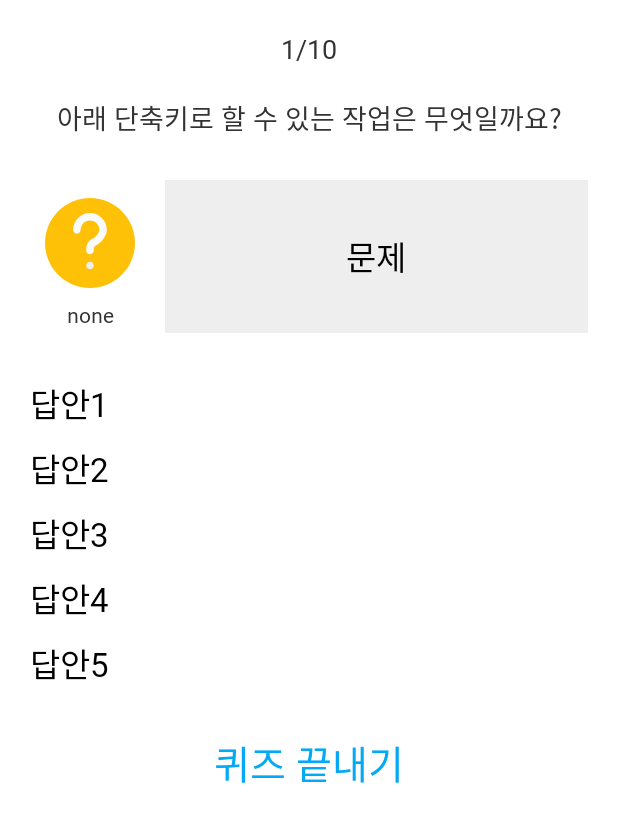
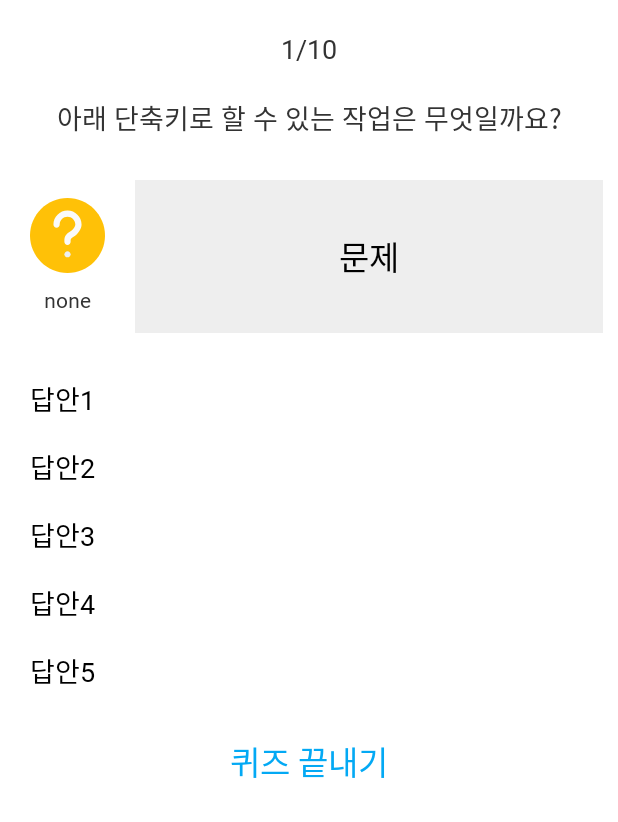
Before and after one commit to hrdkdh/shortcutLibraryAndroid, an Android app: the layout fragment_quiz.xml on its own in the app's theme, with its tools: preview values and no code run, on a phone screen of 412 x 824 dp. Shown: the top 822 px of the screen. Run offline under Robolectric (Android 15) with nearby library versions, the phone set to English and light mode, and no system bars.

Commit message:
200422 Ver. 1.0

```diff
--- a/app/build.gradle
+++ b/app/build.gradle
@@ -38,4 +38,5 @@ dependencies {
     androidTestImplementation 'androidx.test.ext:junit:1.1.1'
     androidTestImplementation 'androidx.test.espresso:espresso-core:3.2.0'
     implementation 'com.google.android.material:material:1.0.0'
+    implementation 'com.google.android.gms:play-services-ads:19.1.0'
 }
--- a/app/src/main/AndroidManifest.xml
+++ b/app/src/main/AndroidManifest.xml
@@ -27,6 +27,9 @@
             android:screenOrientation="portrait"
             tools:ignore="LockedOrientationActivity" />
 
+        <meta-data
+            android:name="com.google.android.gms.ads.APPLICATION_ID"
+            android:value="@string/adView_appId"/>
     </application>
 
 </manifest>
--- a/app/src/main/java/com/example/shortcutlibrary/MainActivity.kt
+++ b/app/src/main/java/com/example/shortcutlibrary/MainActivity.kt
@@ -16,6 +16,12 @@ import java.io.*
 import java.nio.file.Files
 import java.nio.file.Paths
 import java.nio.file.StandardOpenOption
+
+//admob 앱 ID: ca-app-pub-4567650475621525~4565415172
+//단축키 사전 배너광고 ID : ca-app-pub-4567650475621525/7738373422
+//단축키 퀴즈 배너광고 ID : ca-app-pub-4567650475621525/6972086664 //전면 광고
+//나의 단축키 배너광고 ID : ca-app-pub-4567650475621525/8668311713
+//필터설정 배너광고 ID : ca-app-pub-4567650475621525/3224413347
 
 open class Shortcut(
     @PrimaryKey
--- a/app/src/main/res/layout-v28/fragment_quiz.xml
+++ /dev/null
@@ -1,49 +0,0 @@
-<?xml version="1.0" encoding="utf-8"?>
-<FrameLayout xmlns:android="http://schemas.android.com/apk/res/android"
-    xmlns:app="http://schemas.android.com/apk/res-auto"
-    xmlns:tools="http://schemas.android.com/tools"
-    android:layout_width="match_parent"
-    android:layout_height="match_parent"
-    tools:context="com.example.shortcutlibrary.Quiz">
-
-    <LinearLayout
-        android:id="@+id/quiz_enterance"
-        android:layout_width="match_parent"
-        android:layout_height="match_parent"
-        android:textAlignment="center"
-        android:orientation="vertical">
-        <ImageView
-            android:id="@+id/quiz_enterance_image"
-            android:layout_width="200dp"
-            android:layout_height="200dp"
-            android:layout_marginTop="80dp"
-            android:layout_gravity="center"
-            android:src="@drawable/ic_quiz_enterance_image" />
-
-        <TextView
-            android:id="@+id/quiz_enterance_text"
-            android:layout_width="match_parent"
-            android:layout_height="wrap_content"
-            android:layout_marginTop="24dp"
-            android:textAlignment="center"
-            android:textSize="20dp"
-            android:fontFamily="@font/apple_neo_m"
-            android:textColor="#333333"
-            android:lineHeight="36dp"
-            android:text="제시된 문제를 풀면서\n단축키를 쉽게 익힐 수 있습니다." />
-
-        <TextView
-            android:id="@+id/quiz_enterance_button"
-            android:layout_width="match_parent"
-            android:layout_height="wrap_content"
-            android:layout_marginTop="20dp"
-            android:textAlignment="center"
-            android:textSize="30sp"
-            android:fontFamily="@font/apple_neo_l"
-            android:textColor="#03A9F4"
-            android:lineHeight="30dp"
-            android:text="퀴즈 풀기!" />
-
-    </LinearLayout>
-
-</FrameLayout>
--- a/app/src/main/res/layout/fragment_quiz.xml
+++ b/app/src/main/res/layout/fragment_quiz.xml
@@ -6,21 +6,21 @@
     android:layout_height="match_parent"
     tools:context="com.example.shortcutlibrary.Quiz">
     <LinearLayout
-        android:id="@+id/quiz_enterance_wrap"
+        android:id="@+id/quiz_entrance_wrap"
         android:layout_width="match_parent"
         android:layout_height="match_parent"
         android:textAlignment="center"
         android:orientation="vertical">
         <ImageView
-            android:id="@+id/quiz_enterance_image"
+            android:id="@+id/quiz_entrance_image"
             android:layout_width="200dp"
             android:layout_height="200dp"
             android:layout_marginTop="80dp"
             android:layout_gravity="center"
-            android:src="@drawable/ic_quiz_enterance_image"
-            android:contentDescription="ic_quiz_enterance_image" />
+            android:src="@drawable/ic_quiz_entrance_image"
+            android:contentDescription="ic_quiz_entrance_image" />
         <TextView
-            android:id="@+id/quiz_enterance_text"
+            android:id="@+id/quiz_entrance_text"
             android:layout_width="match_parent"
             android:layout_height="wrap_content"
             android:layout_marginTop="24dp"
@@ -31,7 +31,7 @@
             android:lineHeight="36dp"
             android:text="제시된 문제를 풀면서\n단축키를 쉽게 익힐 수 있습니다." />
         <TextView
-            android:id="@+id/quiz_enterance_button"
+            android:id="@+id/quiz_entrance_button"
             android:layout_width="match_parent"
             android:layout_height="wrap_content"
             android:layout_marginTop="20dp"
@@ -77,14 +77,14 @@
             android:layout_width="match_parent"
             android:layout_height="wrap_content"
             android:layout_marginTop="20dp"
-            android:layout_marginStart="20dp"
-            android:layout_marginEnd="20dp"
+            android:layout_marginStart="10dp"
+            android:layout_marginEnd="10dp"
             android:textAlignment="center"
             android:orientation="horizontal">
 
             <LinearLayout
                 android:id="@+id/quiz_question_icon_wrap"
-                android:layout_width="80dp"
+                android:layout_width="70dp"
                 android:layout_height="90dp"
                 android:layout_marginTop="20dp"
                 android:textAlignment="center"
@@ -92,13 +92,14 @@
                 tools:ignore="UseCompoundDrawables">
                 <ImageView
                     android:id="@+id/quiz_question_icon"
-                    android:layout_width="80dp"
-                    android:layout_height="60dp"
+                    android:layout_width="50dp"
+                    android:layout_height="50dp"
+                    android:layout_gravity="center"
                     android:src="@drawable/ic_none"
                     android:contentDescription="quiz_question_icon" />
                 <TextView
                     android:id="@+id/quiz_question_icon_category_name"
-                    android:layout_width="80dp"
+                    android:layout_width="70dp"
                     android:layout_height="22dp"
                     android:layout_marginTop="8dp"
                     android:textAlignment="center"
@@ -135,46 +136,46 @@
             android:layout_marginStart="20dp"
             android:orientation="vertical">
             <TextView
-                android:id="@+id/quiz_option1"
+                android:id="@+id/quiz_option_1"
                 android:layout_width="match_parent"
                 android:layout_height="wrap_content"
-                android:textSize="22sp"
+                android:textSize="18sp"
                 android:fontFamily="@font/apple_neo_l"
                 android:textColor="#000000"
                 android:text="답안1" />
             <TextView
-                android:id="@+id/quiz_option2"
+                android:id="@+id/quiz_option_2"
                 android:layout_width="match_parent"
                 android:layout_height="wrap_content"
-                android:layout_marginTop="10dp"
-                android:textSize="22sp"
+                android:layout_marginTop="18dp"
+                android:textSize="18sp"
                 android:fontFamily="@font/apple_neo_l"
                 android:textColor="#000000"
                 android:text="답안2" />
             <TextView
-                android:id="@+id/quiz_option3"
+                android:id="@+id/quiz_option_3"
                 android:layout_width="match_parent"
                 android:layout_height="wrap_content"
-                android:layout_marginTop="10dp"
-                android:textSize="22sp"
+                android:layout_marginTop="18dp"
+                android:textSize="18sp"
                 android:fontFamily="@font/apple_neo_l"
                 android:textColor="#000000"
                 android:text="답안3" />
             <TextView
-                android:id="@+id/quiz_option4"
+                android:id="@+id/quiz_option_4"
                 android:layout_width="match_parent"
                 android:layout_height="wrap_content"
-                android:layout_marginTop="10dp"
-                android:textSize="22sp"
+                android:layout_marginTop="18dp"
+                android:textSize="18sp"
                 android:fontFamily="@font/apple_neo_l"
                 android:textColor="#000000"
                 android:text="답안4" />
             <TextView
-                android:id="@+id/quiz_option5"
+                android:id="@+id/quiz_option_5"
                 android:layout_width="match_parent"
                 android:layout_height="wrap_content"
-                android:layout_marginTop="10dp"
-                android:textSize="22sp"
+                android:layout_marginTop="18dp"
+                android:textSize="18sp"
                 android:fontFamily="@font/apple_neo_l"
                 android:textColor="#000000"
                 android:text="답안5" />
@@ -185,7 +186,7 @@
             android:layout_height="wrap_content"
             android:layout_marginTop="30dp"
             android:textAlignment="center"
-            android:textSize="26sp"
+            android:textSize="22sp"
             android:fontFamily="@font/apple_neo_l"
             android:textColor="#03A9F4"
             android:clickable="true"
```
Also changed, not shown: app/src/main/java/com/example/shortcutlibrary/MyFavorite.kt (+11 -0 lines), app/src/main/java/com/example/shortcutlibrary/Quiz.kt (+345 -13 lines), app/src/main/java/com/example/shortcutlibrary/Search.kt (+11 -1 lines), app/src/main/java/com/example/shortcutlibrary/Setting.kt (+10 -0 lines), app/src/main/res/layout/fragment_favorite.xml (+13 -1 lines), app/src/main/res/layout/fragment_search.xml (+15 -3 lines), app/src/main/res/layout/fragment_setting.xml (+13 -0 lines), app/src/main/res/values/strings.xml (+15 -0 lines), app/src/main/res/drawable/ic_quiz_entrance_image.xml (renamed from app/src/main/res/drawable/ic_quiz_enterance_image.xml).
